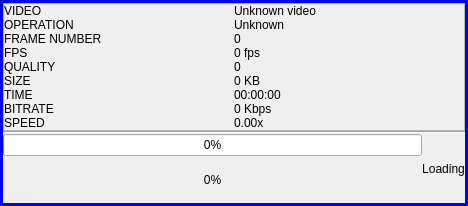
First picture: the form in panes/items/fqueueitem.ui, repository victormac3000/Fusion_ffmpeg_studio, before the edit.
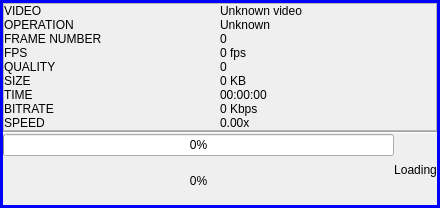
Second picture: the form after the edit.

Patch:
```diff
--- a/panes/items/fqueueitem.ui
+++ b/panes/items/fqueueitem.ui
@@ -6,8 +6,8 @@
    <rect>
     <x>0</x>
     <y>0</y>
-    <width>468</width>
-    <height>206</height>
+    <width>440</width>
+    <height>208</height>
    </rect>
   </property>
   <property name="maximumSize">
```
